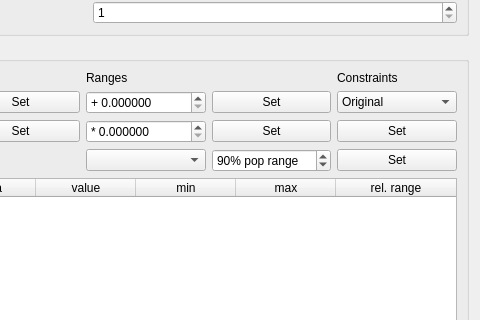
First picture: the form in src/gui/gafittersettingsdialog.ui, repository CompEphys-team/rtdo, before the edit; both pictures show x 675 to 1155 and y 124 to 444 of the 1155 by 784 pixel window.
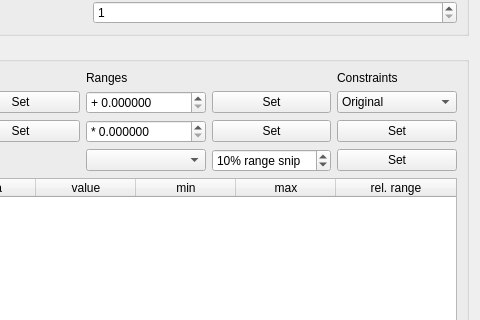
Second picture: the form after the edit.

Commit message: (Slightly) less misleading range-from-population UI

The edit to the form file:
```diff
--- a/src/gui/gafittersettingsdialog.ui
+++ b/src/gui/gafittersettingsdialog.ui
@@ -705,16 +705,16 @@
       <item row="3" column="3">
        <widget class="QSpinBox" name="fit_range">
         <property name="suffix">
-         <string>% pop range</string>
+         <string>% range snip</string>
         </property>
         <property name="minimum">
          <number>0</number>
         </property>
         <property name="maximum">
-         <number>100</number>
+         <number>50</number>
         </property>
         <property name="value">
-         <number>90</number>
+         <number>10</number>
         </property>
        </widget>
       </item>
```
